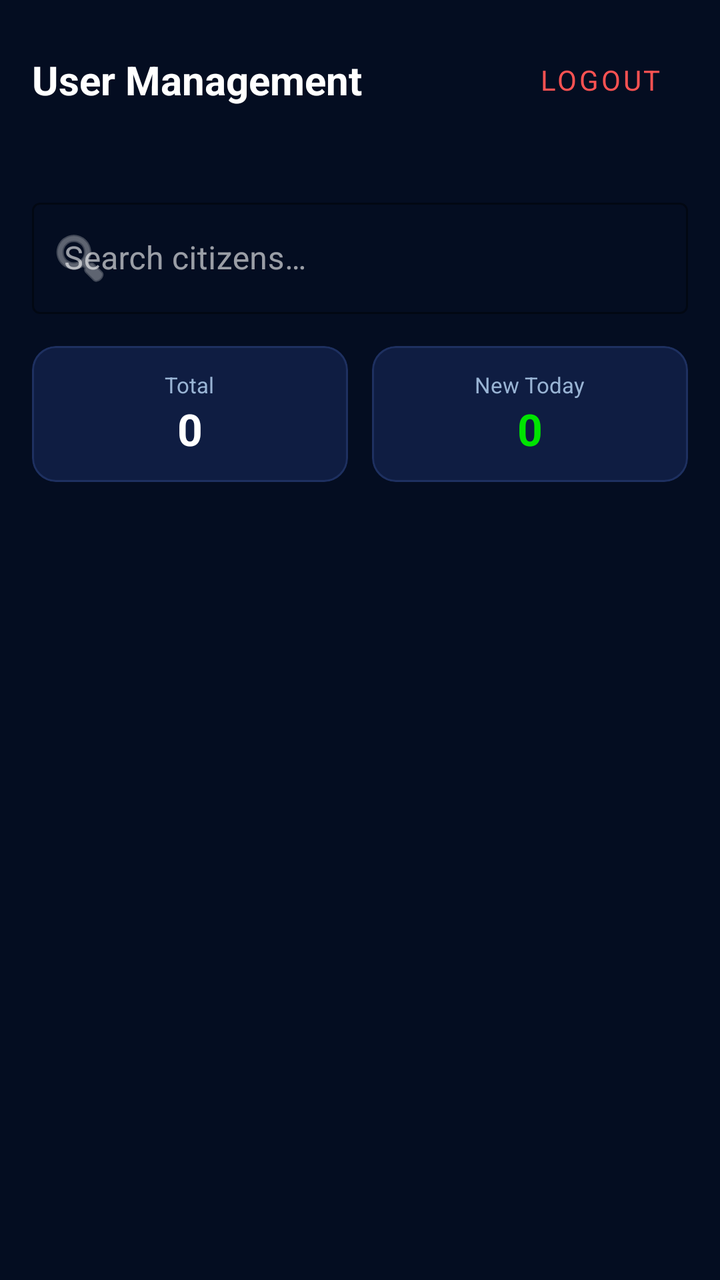
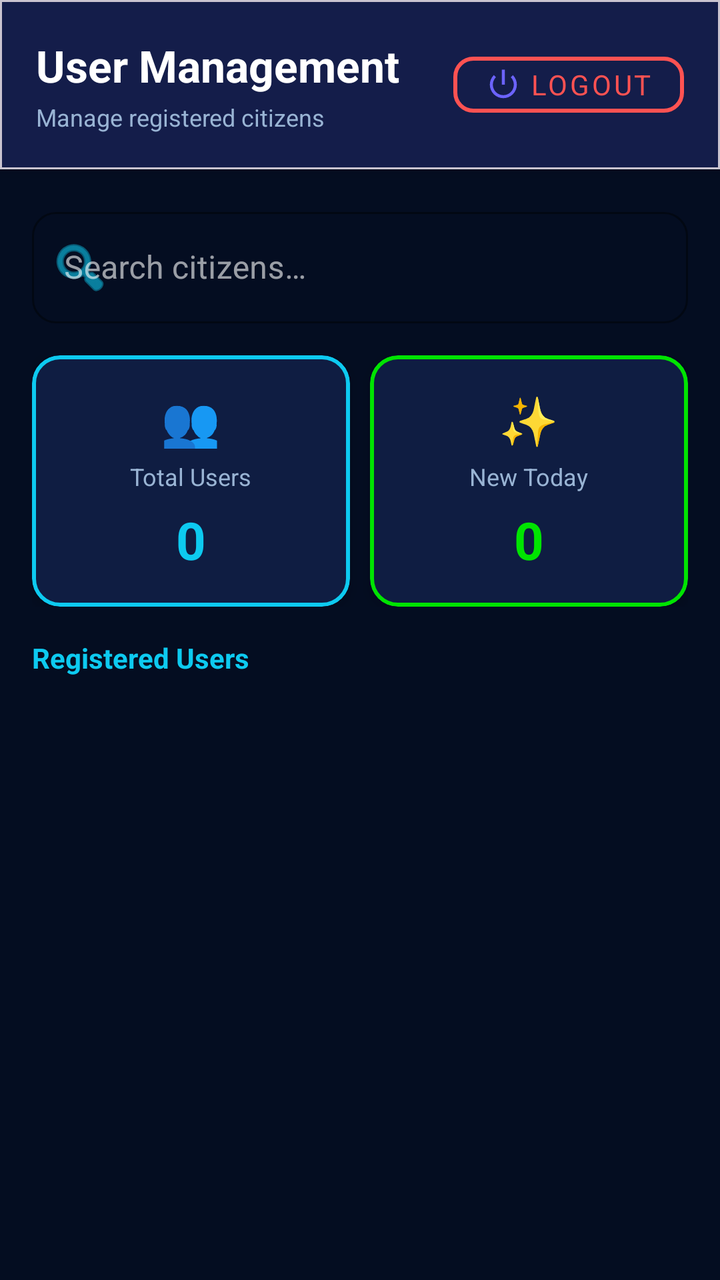

Two renders of the same Android screen: before a commit and after it. Below are the layout's source before the change and the commit's diff.
<!-- AndroidManifest.xml: application theme Theme.AirQuiltyMeter -->
<!-- res/layout/fragment_admin_users.xml -->
<?xml version="1.0" encoding="utf-8"?>
<LinearLayout
    xmlns:android="http://schemas.android.com/apk/res/android"
    xmlns:app="http://schemas.android.com/apk/res-auto"
    android:layout_width="match_parent"
    android:layout_height="match_parent"
    android:orientation="vertical">
    
    <RelativeLayout
        android:layout_width="match_parent"
        android:layout_height="wrap_content"
        android:padding="16dp">
        <TextView
            android:layout_width="wrap_content"
            android:layout_height="wrap_content"
            android:text="User Management"
            android:textColor="@color/white"
            android:textSize="20sp"
            android:textStyle="bold"
            android:layout_centerVertical="true" />
        <com.google.android.material.button.MaterialButton
            android:id="@+id/btn_logout"
            style="@style/Widget.MaterialComponents.Button.TextButton"
            android:layout_width="wrap_content"
            android:layout_height="wrap_content"
            android:layout_alignParentEnd="true"
            android:text="Logout"
            android:textColor="@color/color_error"
            app:iconTint="@color/color_error" />
    </RelativeLayout>

    
    <com.google.android.material.textfield.TextInputLayout
        android:layout_width="match_parent"
        android:layout_height="wrap_content"
        android:layout_margin="16dp"
        android:hint="Search citizens…"
        style="@style/Widget.MaterialComponents.TextInputLayout.OutlinedBox"
        app:boxStrokeColor="@color/color_secondary"
        app:hintTextColor="@color/color_text_secondary"
        app:startIconDrawable="@android:drawable/ic_menu_search">
        <com.google.android.material.textfield.TextInputEditText
            android:id="@+id/et_search"
            android:layout_width="match_parent"
            android:layout_height="wrap_content"
            android:inputType="text"
            android:textColor="@color/white" />
    </com.google.android.material.textfield.TextInputLayout>

    
    <LinearLayout
        android:layout_width="match_parent"
        android:layout_height="wrap_content"
        android:orientation="horizontal"
        android:paddingHorizontal="16dp"
        android:layout_marginBottom="8dp">

        <com.google.android.material.card.MaterialCardView
            android:layout_width="0dp"
            android:layout_height="wrap_content"
            android:layout_weight="1"
            android:layout_marginEnd="6dp"
            app:cardBackgroundColor="@color/color_card"
            app:cardCornerRadius="12dp"
            app:strokeColor="@color/color_card_stroke"
            app:strokeWidth="1dp">
            <LinearLayout android:layout_width="match_parent" android:layout_height="wrap_content"
                android:orientation="vertical" android:gravity="center" android:padding="12dp">
                <TextView android:layout_width="wrap_content" android:layout_height="wrap_content"
                    android:text="Total" android:textColor="@color/color_text_secondary" android:textSize="11sp" />
                <TextView android:id="@+id/tv_total_users" android:layout_width="wrap_content"
                    android:layout_height="wrap_content" android:text="0"
                    android:textColor="@color/white" android:textSize="22sp" android:textStyle="bold" />
            </LinearLayout>
        </com.google.android.material.card.MaterialCardView>

        <com.google.android.material.card.MaterialCardView
            android:layout_width="0dp"
            android:layout_height="wrap_content"
            android:layout_weight="1"
            android:layout_marginStart="6dp"
            app:cardBackgroundColor="@color/color_card"
            app:cardCornerRadius="12dp"
            app:strokeColor="@color/color_card_stroke"
            app:strokeWidth="1dp">
            <LinearLayout android:layout_width="match_parent" android:layout_height="wrap_content"
                android:orientation="vertical" android:gravity="center" android:padding="12dp">
                <TextView android:layout_width="wrap_content" android:layout_height="wrap_content"
                    android:text="New Today" android:textColor="@color/color_text_secondary" android:textSize="11sp" />
                <TextView android:id="@+id/tv_new_today" android:layout_width="wrap_content"
                    android:layout_height="wrap_content" android:text="0"
                    android:textColor="@color/aqi_good" android:textSize="22sp" android:textStyle="bold" />
            </LinearLayout>
        </com.google.android.material.card.MaterialCardView>
    </LinearLayout>

    
    <androidx.recyclerview.widget.RecyclerView
        android:id="@+id/rv_users"
        android:layout_width="match_parent"
        android:layout_height="0dp"
        android:layout_weight="1"
        android:paddingHorizontal="16dp"
        android:paddingBottom="80dp"
        android:clipToPadding="false"
        android:overScrollMode="never" />

    <LinearLayout
        android:id="@+id/layout_empty"
        android:layout_width="match_parent"
        android:layout_height="0dp"
        android:layout_weight="1"
        android:orientation="vertical"
        android:gravity="center"
        android:visibility="gone">
        <TextView android:layout_width="wrap_content" android:layout_height="wrap_content"
            android:text="👥" android:textSize="48sp" android:gravity="center" />
        <TextView android:layout_width="wrap_content" android:layout_height="wrap_content"
            android:text="No citizens yet" android:textColor="@color/white" android:textSize="16sp"
            android:gravity="center" android:layout_marginTop="8dp" />
    </LinearLayout>
</LinearLayout>
<!-- resources referenced by this layout -->
<resources>
  <color name="aqi_good">#00E400</color>
  <color name="color_card">#0F1D42</color>
  <color name="color_card_stroke">#1E3060</color>
  <color name="color_error">#FF5252</color>
  <color name="color_secondary">#0DCAF0</color>
  <color name="color_text_secondary">#99B4D4</color>
  <color name="white">#FFFFFF</color>
  <style name="Theme.AirQuiltyMeter" parent="Base.Theme.AirQuiltyMeter" />
  <style name="Base.Theme.AirQuiltyMeter" parent="Theme.Material3.DayNight.NoActionBar">
          <item name="colorPrimary">@color/color_primary</item>
          <item name="colorPrimaryVariant">@color/color_primary_variant</item>
          <item name="colorOnPrimary">@color/color_on_primary</item>
          <item name="colorSecondary">@color/color_secondary</item>
          <item name="colorSecondaryVariant">@color/color_secondary_variant</item>
          <item name="colorOnSecondary">@color/color_on_secondary</item>
          <item name="android:colorBackground">@color/color_background</item>
          <item name="colorSurface">@color/color_surface</item>
          <item name="colorOnSurface">@color/color_on_surface</item>
          <item name="colorError">@color/color_error</item>
          <item name="colorOnError">@color/color_on_error</item>
          <item name="android:statusBarColor">@color/color_status_bar</item>
          <item name="android:navigationBarColor">@color/color_background</item>
          <item name="android:windowLightStatusBar" tools:targetApi="m">false</item>
          <item name="android:fontFamily">sans-serif</item>
      </style>
  <color name="color_primary">#6C63FF</color>
  <color name="color_primary_variant">#5A54D4</color>
  <color name="color_on_primary">#FFFFFF</color>
  <color name="color_secondary_variant">#00A8CC</color>
  <color name="color_on_secondary">#000000</color>
  <color name="color_background">#040D21</color>
  <color name="color_surface">#0B1638</color>
  <color name="color_on_surface">#FFFFFF</color>
  <color name="color_on_error">#FFFFFF</color>
  <color name="color_status_bar">#040D21</color>
</resources>

<!-- the commit's change to res/layout/fragment_admin_users.xml (unified diff, before → after) -->
@@ -1,51 +1,88 @@
 <?xml version="1.0" encoding="utf-8"?>
-<LinearLayout
-    xmlns:android="http://schemas.android.com/apk/res/android"
+<LinearLayout xmlns:android="http://schemas.android.com/apk/res/android"
     xmlns:app="http://schemas.android.com/apk/res-auto"
     android:layout_width="match_parent"
     android:layout_height="match_parent"
+    xmlns:tools="http://schemas.android.com/tools"
     android:orientation="vertical">
     
-    <RelativeLayout
-        android:layout_width="match_parent"
-        android:layout_height="wrap_content"
-        android:padding="16dp">
-        <TextView
-            android:layout_width="wrap_content"
-            android:layout_height="wrap_content"
-            android:text="User Management"
-            android:textColor="@color/white"
-            android:textSize="20sp"
-            android:textStyle="bold"
-            android:layout_centerVertical="true" />
-        <com.google.android.material.button.MaterialButton
-            android:id="@+id/btn_logout"
-            style="@style/Widget.MaterialComponents.Button.TextButton"
-            android:layout_width="wrap_content"
-            android:layout_height="wrap_content"
-            android:layout_alignParentEnd="true"
-            android:text="Logout"
-            android:textColor="@color/color_error"
-            app:iconTint="@color/color_error" />
-    </RelativeLayout>
-
-    
-    <com.google.android.material.textfield.TextInputLayout
-        android:layout_width="match_parent"
-        android:layout_height="wrap_content"
-        android:layout_margin="16dp"
-        android:hint="Search citizens…"
-        style="@style/Widget.MaterialComponents.TextInputLayout.OutlinedBox"
-        app:boxStrokeColor="@color/color_secondary"
-        app:hintTextColor="@color/color_text_secondary"
-        app:startIconDrawable="@android:drawable/ic_menu_search">
-        <com.google.android.material.textfield.TextInputEditText
-            android:id="@+id/et_search"
+    <com.google.android.material.card.MaterialCardView
+        android:layout_width="match_parent"
+        android:layout_height="wrap_content"
+        app:cardCornerRadius="0dp"
+        app:cardElevation="4dp">
+
+        <LinearLayout
             android:layout_width="match_parent"
             android:layout_height="wrap_content"
-            android:inputType="text"
-            android:textColor="@color/white" />
-    </com.google.android.material.textfield.TextInputLayout>
+            android:orientation="horizontal"
+            android:gravity="center_vertical"
+            android:padding="18dp">
+
+            <LinearLayout
+                android:layout_width="0dp"
+                android:layout_height="wrap_content"
+                android:layout_weight="1"
+                android:orientation="vertical">
+                <TextView
+                    android:layout_width="wrap_content"
+                    android:layout_height="wrap_content"
+                    android:text="User Management"
+                    android:textColor="@color/white"
+                    android:textSize="22sp"
+                    android:textStyle="bold" />
+                <TextView
+                    android:layout_width="wrap_content"
+                    android:layout_height="wrap_content"
+                    android:text="Manage registered citizens"
+                    android:textColor="@color/color_text_secondary"
+                    android:textSize="12sp"
+                    android:layout_marginTop="3dp" />
+            </LinearLayout>
+
+            <com.google.android.material.button.MaterialButton
+                android:id="@+id/btn_logout"
+                style="@style/Widget.MaterialComponents.Button.OutlinedButton"
+                android:layout_width="wrap_content"
+                android:layout_height="40dp"
+                android:text="Logout"
+                android:textColor="@color/color_error"
+                app:cornerRadius="10dp"
+                app:strokeColor="@color/color_error"
+                app:strokeWidth="2dp"
+                app:icon="@android:drawable/ic_lock_power_off"
+                app:iconGravity="textStart" />
+    </LinearLayout>
+    </com.google.android.material.card.MaterialCardView>
+
+    
+    <LinearLayout
+        android:layout_width="match_parent"
+        android:layout_height="wrap_content"
+        android:padding="16dp"
+        android:orientation="vertical">
+
+        <com.google.android.material.textfield.TextInputLayout
+            android:layout_width="match_parent"
+            android:layout_height="wrap_content"
+            android:hint="Search citizens…"
+            style="@style/Widget.MaterialComponents.TextInputLayout.OutlinedBox"
+            app:boxStrokeColor="@color/color_secondary"
+            app:boxCornerRadiusBottomEnd="12dp"
+            app:boxCornerRadiusBottomStart="12dp"
+            app:boxCornerRadiusTopEnd="12dp"
+            app:boxCornerRadiusTopStart="12dp"
+            app:hintTextColor="@color/color_text_secondary"
+            app:startIconDrawable="@android:drawable/ic_menu_search"
+            app:startIconTint="@color/color_secondary">
+            <com.google.android.material.textfield.TextInputEditText
+                android:id="@+id/et_search"
+                android:layout_width="match_parent"
+                android:layout_height="wrap_content"
+                android:inputType="text"
+                android:textColor="@color/white" />
+        </com.google.android.material.textfield.TextInputLayout>
+    </LinearLayout>
 
     
     <LinearLayout
@@ -53,24 +90,28 @@
         android:layout_height="wrap_content"
         android:orientation="horizontal"
         android:paddingHorizontal="16dp"
-        android:layout_marginBottom="8dp">
+        android:layout_marginBottom="16dp"
+        android:spacing="10dp">
 
         <com.google.android.material.card.MaterialCardView
             android:layout_width="0dp"
             android:layout_height="wrap_content"
             android:layout_weight="1"
-            android:layout_marginEnd="6dp"
             app:cardBackgroundColor="@color/color_card"
-            app:cardCornerRadius="12dp"
-            app:strokeColor="@color/color_card_stroke"
-            app:strokeWidth="1dp">
+            app:cardCornerRadius="14dp"
+            app:cardElevation="4dp"
+            app:strokeColor="@color/color_secondary"
+            app:strokeWidth="2dp">
             <LinearLayout android:layout_width="match_parent" android:layout_height="wrap_content"
-                android:orientation="vertical" android:gravity="center" android:padding="12dp">
+                android:orientation="vertical" android:gravity="center" android:padding="16dp">
                 <TextView android:layout_width="wrap_content" android:layout_height="wrap_content"
-                    android:text="Total" android:textColor="@color/color_text_secondary" android:textSize="11sp" />
+                    android:text="👥" android:textSize="24sp" android:layout_marginBottom="4dp" />
+                <TextView android:layout_width="wrap_content" android:layout_height="wrap_content"
+                    android:text="Total Users" android:textColor="@color/color_text_secondary" android:textSize="12sp" />
                 <TextView android:id="@+id/tv_total_users" android:layout_width="wrap_content"
                     android:layout_height="wrap_content" android:text="0"
-                    android:textColor="@color/white" android:textSize="22sp" android:textStyle="bold" />
+                    android:textColor="@color/color_secondary" android:textSize="26sp" android:textStyle="bold"
+                    android:layout_marginTop="6dp" />
             </LinearLayout>
         </com.google.android.material.card.MaterialCardView>
 
@@ -78,30 +119,46 @@
             android:layout_width="0dp"
             android:layout_height="wrap_content"
             android:layout_weight="1"
-            android:layout_marginStart="6dp"
             app:cardBackgroundColor="@color/color_card"
-            app:cardCornerRadius="12dp"
-            app:strokeColor="@color/color_card_stroke"
-            app:strokeWidth="1dp">
+            app:cardCornerRadius="14dp"
+            app:cardElevation="4dp"
+            android:layout_marginStart="10dp"
+            app:strokeColor="@color/aqi_good"
+            app:strokeWidth="2dp">
             <LinearLayout android:layout_width="match_parent" android:layout_height="wrap_content"
-                android:orientation="vertical" android:gravity="center" android:padding="12dp">
+                android:orientation="vertical" android:gravity="center" android:padding="16dp">
                 <TextView android:layout_width="wrap_content" android:layout_height="wrap_content"
-                    android:text="New Today" android:textColor="@color/color_text_secondary" android:textSize="11sp" />
+                    android:text="✨" android:textSize="24sp" android:layout_marginBottom="4dp" />
+                <TextView android:layout_width="wrap_content" android:layout_height="wrap_content"
+                    android:text="New Today" android:textColor="@color/color_text_secondary" android:textSize="12sp" />
                 <TextView android:id="@+id/tv_new_today" android:layout_width="wrap_content"
                     android:layout_height="wrap_content" android:text="0"
-                    android:textColor="@color/aqi_good" android:textSize="22sp" android:textStyle="bold" />
+                    android:textColor="@color/aqi_good" android:textSize="26sp" android:textStyle="bold"
+                    android:layout_marginTop="6dp" />
             </LinearLayout>
         </com.google.android.material.card.MaterialCardView>
     </LinearLayout>
 
     
+    <TextView
+        android:layout_width="wrap_content"
+        android:layout_height="wrap_content"
+        android:text="Registered Users"
+        android:textColor="@color/color_secondary"
+        android:textSize="14sp"
+        android:textStyle="bold"
+        android:paddingHorizontal="16dp"
+        android:layout_marginBottom="10dp" />
+
+    
     <androidx.recyclerview.widget.RecyclerView
         android:id="@+id/rv_users"
         android:layout_width="match_parent"
         android:layout_height="0dp"
         android:layout_weight="1"
-        android:paddingHorizontal="16dp"
-        android:paddingBottom="80dp"
+        tools:listitem="@layout/item_citizen_admin"
+        android:paddingHorizontal="8dp"
+        android:paddingVertical="8dp"
         android:clipToPadding="false"
         android:overScrollMode="never" />
 
@@ -120,3 +177,135 @@
             android:gravity="center" android:layout_marginTop="8dp" />
     </LinearLayout>
 </LinearLayout>
+<!-- res/layout/item_citizen_admin.xml (included above) -->
+<?xml version="1.0" encoding="utf-8"?>
+<com.google.android.material.card.MaterialCardView
+    xmlns:android="http://schemas.android.com/apk/res/android"
+    xmlns:app="http://schemas.android.com/apk/res-auto"
+    android:layout_width="match_parent"
+    android:layout_height="wrap_content"
+    android:layout_marginBottom="10dp"
+    app:cardBackgroundColor="@color/color_card"
+    app:cardCornerRadius="14dp"
+    app:strokeColor="@color/color_card_stroke"
+    app:strokeWidth="1dp">
+
+    <LinearLayout
+        android:layout_width="match_parent"
+        android:layout_height="wrap_content"
+        android:orientation="vertical"
+        android:padding="14dp">
+
+        <LinearLayout
+            android:layout_width="match_parent"
+            android:layout_height="wrap_content"
+            android:orientation="horizontal"
+            android:gravity="center_vertical">
+
+            <com.google.android.material.card.MaterialCardView
+                android:layout_width="44dp"
+                android:layout_height="44dp"
+                android:layout_marginEnd="14dp"
+                app:cardBackgroundColor="@color/color_primary"
+                app:cardCornerRadius="22dp"
+                app:cardElevation="0dp">
+                <TextView
+                    android:id="@+id/tv_avatar"
+                    android:layout_width="match_parent"
+                    android:layout_height="match_parent"
+                    android:gravity="center"
+                    android:text="U"
+                    android:textColor="@color/white"
+                    android:textSize="18sp"
+                    android:textStyle="bold" />
+            </com.google.android.material.card.MaterialCardView>
+
+            <LinearLayout
+                android:layout_width="0dp"
+                android:layout_height="wrap_content"
+                android:layout_weight="1"
+                android:orientation="vertical">
+
+                <TextView
+                    android:id="@+id/tv_name"
+                    android:layout_width="wrap_content"
+                    android:layout_height="wrap_content"
+                    android:text="Citizen"
+                    android:textColor="@color/white"
+                    android:textSize="15sp"
+                    android:textStyle="bold" />
+
+                <TextView
+                    android:id="@+id/tv_email"
+                    android:layout_width="wrap_content"
+                    android:layout_height="wrap_content"
+                    android:text="email@example.com"
+                    android:textColor="@color/color_text_secondary"
+                    android:textSize="12sp" />
+
+                <TextView
+                    android:id="@+id/tv_age"
+                    android:layout_width="wrap_content"
+                    android:layout_height="wrap_content"
+                    android:text="Age: —"
+                    android:textColor="@color/color_hint"
+                    android:textSize="11sp" />
+            </LinearLayout>
+
+            <TextView
+                android:id="@+id/tv_status"
+                android:layout_width="wrap_content"
+                android:layout_height="wrap_content"
+                android:background="@drawable/chip_bg_teal"
+                android:paddingHorizontal="10dp"
+                android:paddingVertical="6dp"
+                android:text="ACTIVE"
+                android:textColor="@color/aqi_good"
+                android:textSize="11sp"
+                android:textStyle="bold" />
+        </LinearLayout>
+
+        <LinearLayout
+            android:layout_width="match_parent"
+            android:layout_height="wrap_content"
+            android:layout_marginTop="10dp"
+            android:orientation="horizontal">
+
+            <com.google.android.material.button.MaterialButton
+                android:id="@+id/btn_manage"
+                style="@style/Widget.MaterialComponents.Button.OutlinedButton"
+                android:layout_width="0dp"
+                android:layout_height="wrap_content"
+                android:layout_weight="1"
+                android:text="Manage"
+                android:textSize="8sp"
+                app:cornerRadius="8dp"
+                app:strokeColor="@color/color_secondary" />
+
+            <com.google.android.material.button.MaterialButton
+                android:id="@+id/btn_toggle_active"
+                style="@style/Widget.MaterialComponents.Button.OutlinedButton"
+                android:layout_width="0dp"
+                android:layout_height="wrap_content"
+                android:layout_marginStart="8dp"
+                android:layout_weight="1"
+                android:text="Deactivate"
+                android:textSize="8sp"
+                app:cornerRadius="8dp"
+                app:strokeColor="@color/color_tertiary" />
+
+            <com.google.android.material.button.MaterialButton
+                android:id="@+id/btn_delete"
+                style="@style/Widget.MaterialComponents.Button.OutlinedButton"
+                android:layout_width="0dp"
+                android:layout_height="wrap_content"
+                android:layout_marginStart="8dp"
+                android:layout_weight="1"
+                android:text="Delete"
+                android:textSize="8sp"
+                android:textColor="@color/color_error"
+                app:cornerRadius="8dp"
+                app:strokeColor="@color/color_error" />
+        </LinearLayout>
+    </LinearLayout>
+</com.google.android.material.card.MaterialCardView>
<!-- resource entries referenced after the edit -->
@@ -4,9 +4,19 @@
   <color name="color_card">#0F1D42</color>
   <color name="color_card_stroke">#1E3060</color>
   <color name="color_error">#FF5252</color>
+  <color name="color_hint">#607090</color>
   <color name="color_secondary">#0DCAF0</color>
+  <color name="color_tertiary">#9C27B0</color>
   <color name="color_text_secondary">#99B4D4</color>
   <color name="white">#FFFFFF</color>
+  <!-- drawable chip_bg_teal (drawable) -->
+  <?xml version="1.0" encoding="utf-8"?>
+  <shape xmlns:android="http://schemas.android.com/apk/res/android"
+      android:shape="rectangle">
+      <solid android:color="#1A0DCAF0" />
+      <corners android:radius="8dp" />
+      <stroke android:width="1dp" android:color="#330DCAF0" />
+  </shape>
   <style name="Theme.AirQuiltyMeter" parent="Base.Theme.AirQuiltyMeter" />
   <style name="Base.Theme.AirQuiltyMeter" parent="Theme.Material3.DayNight.NoActionBar">
           <item name="colorPrimary">@color/color_primary</item>
